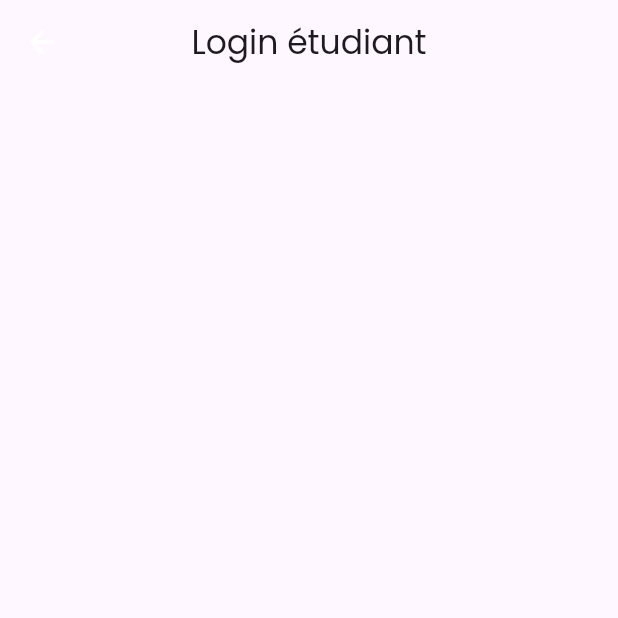
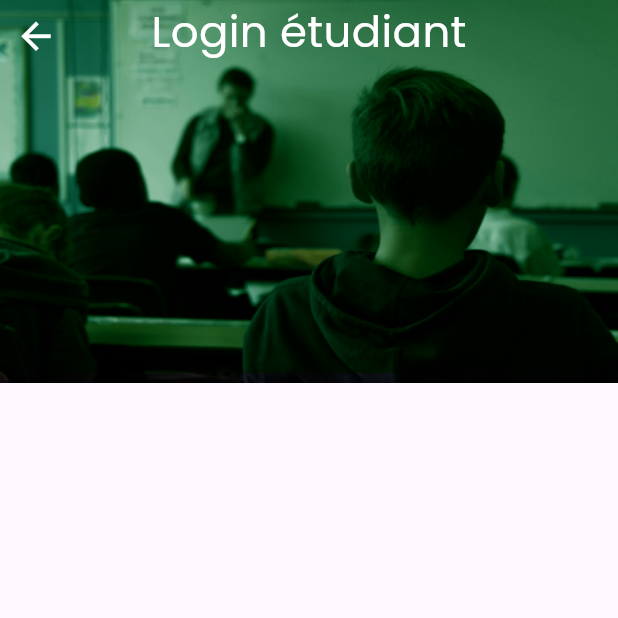
Before and after one commit to hedmi-san/project-kindergarden, a Flutter app: the screen it shows after launch, on a phone screen of 412 x 824 dp, the top half of it. Run offline on Flutter 3.47's test engine with Material 3 defaults, Android fonts, the phone set to English and light mode, and no system bars; our stand-ins replace flutter_svg, get.

Commit message:
Update student login page

```diff
--- a/lib/features/Auth/view/student/studentlogin.dart
+++ b/lib/features/Auth/view/student/studentlogin.dart
@@ -7,17 +7,46 @@ class StudentLoginScreen extends StatelessWidget {
   Widget build(BuildContext context) {
     return SafeArea(
       child: Scaffold(
-        appBar: AppBar(
-          centerTitle: true,
-          leading: IconButton(
-            icon: const Icon(
-              Icons.arrow_back,
-              color: Colors.white,
+        body: Column(
+          children: [
+            Container(
+              height: MediaQuery.sizeOf(context).height * 0.31,
+              width: MediaQuery.sizeOf(context).width,
+              decoration: const BoxDecoration(
+                image: DecorationImage(
+                  image: AssetImage(
+                      'assets/images/student login background image.png'),
+                  fit: BoxFit.fill,
+                ),
+              ),
+              child: Stack(
+                children: [
+                  const Align(
+                    alignment: Alignment.topCenter,
+                    child: Text(
+                      'Login étudiant',
+                      style: TextStyle(color: Colors.white, fontSize: 29),
+                    ),
+                  ),
+                  Align(
+                    alignment: Alignment.topLeft,
+                    child: IconButton(
+                      onPressed: () {},
+                      icon: const Icon(
+                        Icons.arrow_back,
+                        color: Colors.white,
+                        size: 29,
+                      ),
+                    ),
+                  ),
+                  SizedBox(
+                    height: MediaQuery.sizeOf(context).height * 0.19,
+                  ),
+                  Container(),
+                ],
+              ),
             ),
-            onPressed: () {},
-          ),
-          title: const Text('Login étudiant'),
-          backgroundColor: Colors.transparent,
+          ],
         ),
       ),
     );
@@ -34,5 +63,4 @@ class StudentLoginScreen extends StatelessWidget {
  *    text
  *    tex input
  *    buttons
- *
  */
```
